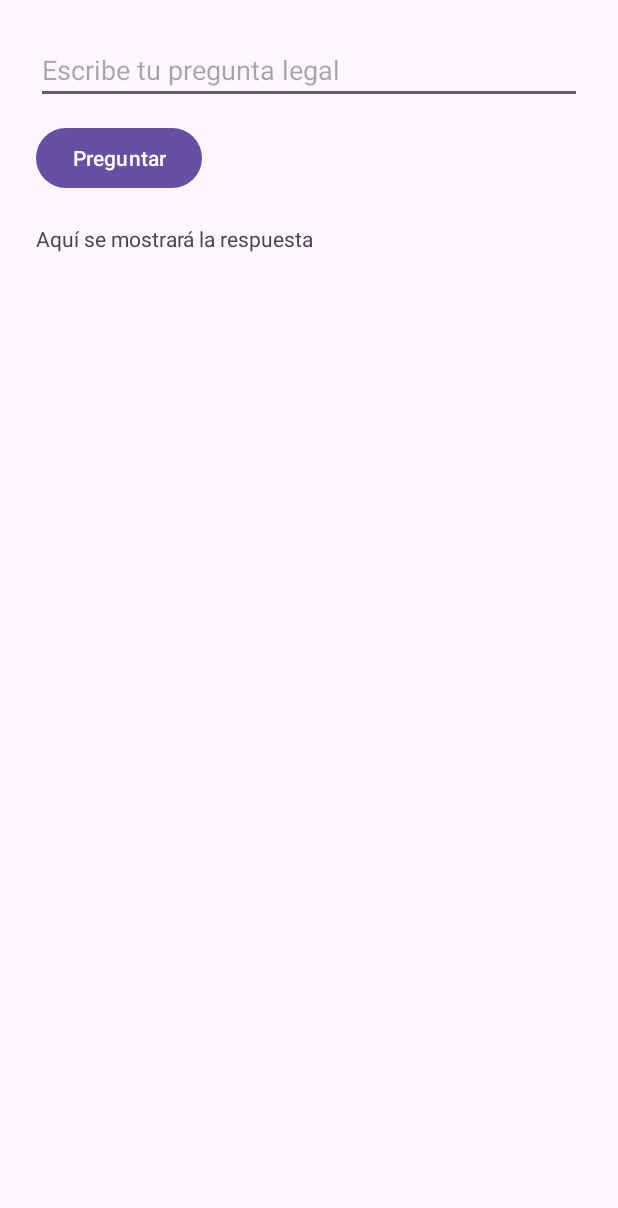
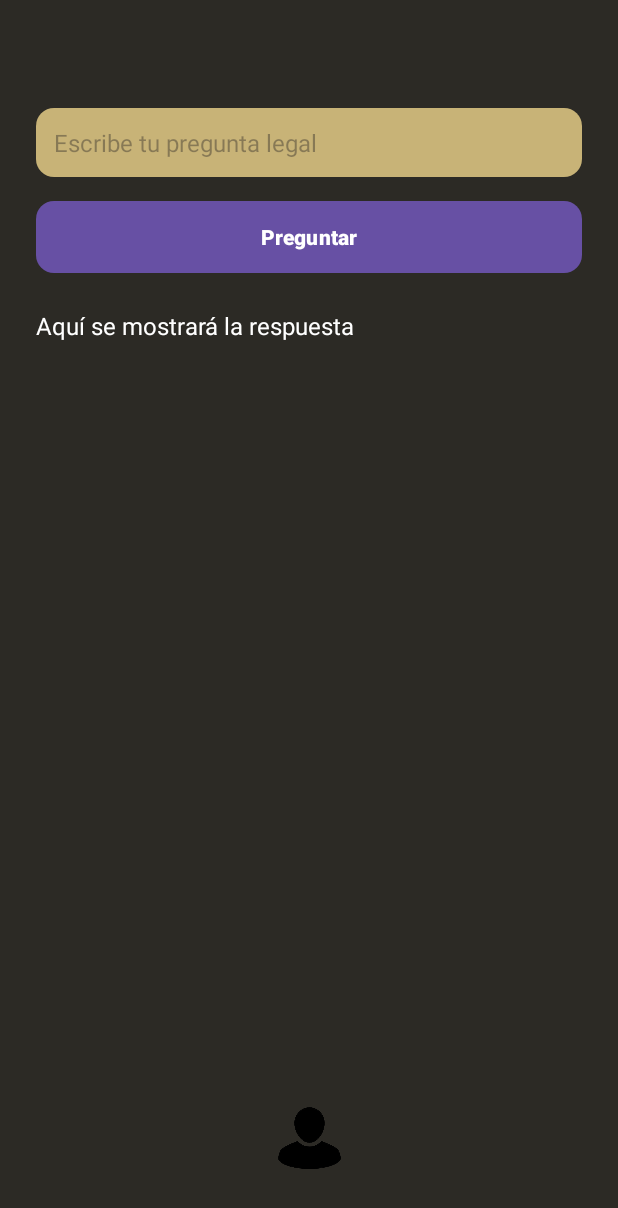
Before and after one commit to gaelzi1/proyectomoviles, an Android app: the PreguntaLegalActivity screen opened directly, with no data from a screen before it, on a phone screen of 412 x 824 dp. Shown: the top 1208 px of the screen. Run offline under Robolectric (Android 15) with nearby library versions, the phone set to English and light mode, and no system bars.

Commit message:
diseño de la página consultas, info de usuario y botón para info de usuario

```diff
--- a/app/src/main/java/com/example/proyecto1/PreguntaLegalActivity.kt
+++ b/app/src/main/java/com/example/proyecto1/PreguntaLegalActivity.kt
@@ -1,6 +1,6 @@
 package com.example.proyecto1
 
-
+import android.content.Intent
 import android.os.Bundle
 import android.widget.*
 import androidx.appcompat.app.AppCompatActivity
@@ -17,6 +17,7 @@ class PreguntaLegalActivity : AppCompatActivity() {
         val etPregunta = findViewById<EditText>(R.id.etPregunta)
         val btnEnviar = findViewById<Button>(R.id.btnEnviarPregunta)
         val tvRespuesta = findViewById<TextView>(R.id.tvRespuesta)
+        val btnPerfil = findViewById<ImageButton>(R.id.btnPerfil)
 
         btnEnviar.setOnClickListener {
             val textoPregunta = etPregunta.text.toString()
@@ -41,5 +42,11 @@ class PreguntaLegalActivity : AppCompatActivity() {
                 tvRespuesta.text = "Escribe una pregunta primero."
             }
         }
+
+        // Aquí activas el botón para ir al perfil
+        btnPerfil.setOnClickListener {
+            val intent = Intent(this, ProfileActivity::class.java)
+            startActivity(intent)
+        }
     }
 }
--- a/app/src/main/res/drawable/button_background.xml
+++ b/app/src/main/res/drawable/button_background.xml
@@ -1,5 +1,5 @@
 <shape xmlns:android="http://schemas.android.com/apk/res/android"
     android:shape="rectangle">
-    <solid android:color="@android:color/white"/>
+    <solid android:color="#C8B377" />
     <corners android:radius="12dp"/>
 </shape>
--- /dev/null
+++ b/app/src/main/res/drawable/edittext_background.xml
@@ -0,0 +1,4 @@
+<shape xmlns:android="http://schemas.android.com/apk/res/android">
+    <solid android:color="#C8B377" />
+    <corners android:radius="12dp" />
+</shape>
--- /dev/null
+++ b/app/src/main/res/drawable/textview_background.xml
@@ -0,0 +1,6 @@
+<?xml version="1.0" encoding="utf-8"?>
+<shape xmlns:android="http://schemas.android.com/apk/res/android">
+    <solid android:color="#C8B377" />
+    <corners android:radius="12dp" />
+    <padding android:left="16dp" android:top="12dp" android:right="16dp" android:bottom="12dp" />
+</shape>
--- a/app/src/main/res/layout/activity_pregunta_legal.xml
+++ b/app/src/main/res/layout/activity_pregunta_legal.xml
@@ -1,34 +1,68 @@
 <?xml version="1.0" encoding="utf-8"?>
-<androidx.constraintlayout.widget.ConstraintLayout xmlns:android="http://schemas.android.com/apk/res/android"
+<androidx.constraintlayout.widget.ConstraintLayout
+    xmlns:android="http://schemas.android.com/apk/res/android"
+    xmlns:app="http://schemas.android.com/apk/res-auto"
     android:layout_width="match_parent"
-    android:layout_height="match_parent">
+    android:layout_height="match_parent"
+    android:background="#2C2A25">
+
+    <!-- Contenido principal -->
     <LinearLayout
-        xmlns:android="http://schemas.android.com/apk/res/android"
+        android:id="@+id/contenidoPrincipal"
         android:orientation="vertical"
-        android:layout_width="match_parent"
-        android:layout_height="match_parent"
-        android:padding="24dp">
+        android:layout_width="0dp"
+        android:layout_height="0dp"
+        android:padding="24dp"
+        android:layout_marginTop="48dp"
+        app:layout_constraintTop_toTopOf="parent"
+        app:layout_constraintBottom_toTopOf="@id/btnPerfil"
+        app:layout_constraintStart_toStartOf="parent"
+        app:layout_constraintEnd_toEndOf="parent">
 
         <EditText
             android:id="@+id/etPregunta"
             android:layout_width="match_parent"
             android:layout_height="wrap_content"
             android:hint="Escribe tu pregunta legal"
-            android:inputType="text" />
+            android:background="@drawable/edittext_background"
+            android:textColor="#000000"
+            android:hintTextColor="#888888"
+            android:padding="12dp"
+            android:textSize="16sp"
+            android:layout_marginBottom="16dp" />
 
         <Button
             android:id="@+id/btnEnviarPregunta"
-            android:layout_width="wrap_content"
+            android:layout_width="match_parent"
             android:layout_height="wrap_content"
             android:text="Preguntar"
-            android:layout_marginTop="12dp" />
+            android:textStyle="bold"
+            android:textColor="#FFFFFF"
+            android:background="@drawable/button_background"
+            android:layout_marginBottom="24dp" />
 
         <TextView
             android:id="@+id/tvRespuesta"
             android:layout_width="match_parent"
             android:layout_height="wrap_content"
             android:text="Aquí se mostrará la respuesta"
-            android:layout_marginTop="20dp" />
+            android:textColor="#FFFFFF"
+            android:textSize="16sp" />
     </LinearLayout>
 
+
+    <ImageButton
+        android:id="@+id/btnPerfil"
+        android:layout_width="50dp"
+        android:layout_height="50dp"
+        android:src="@drawable/ic_usuario"
+        android:background="@null"
+        android:scaleType="centerInside"
+        android:contentDescription="Perfil"
+        android:padding="4dp"
+        android:layout_margin="40dp"
+        app:layout_constraintBottom_toBottomOf="parent"
+        app:layout_constraintStart_toStartOf="parent"
+        app:layout_constraintEnd_toEndOf="parent"
+        android:layout_marginBottom="16dp" />
 </androidx.constraintlayout.widget.ConstraintLayout>
```
Also changed, not shown: app/src/main/res/layout/activity_profile.xml (+84 -17 lines), app/src/main/res/drawable/ic_usuario.png (added).
